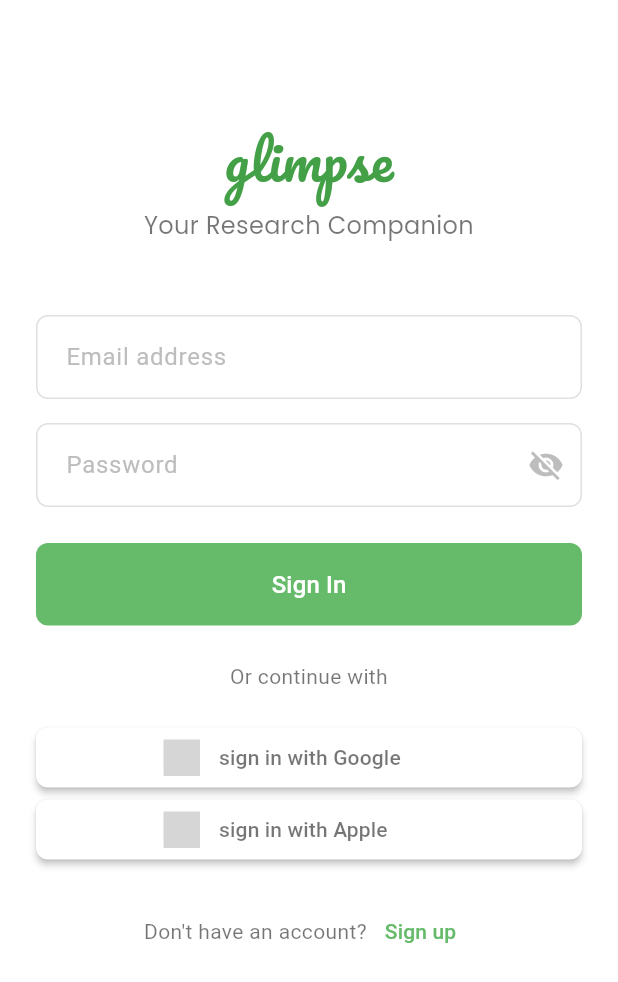
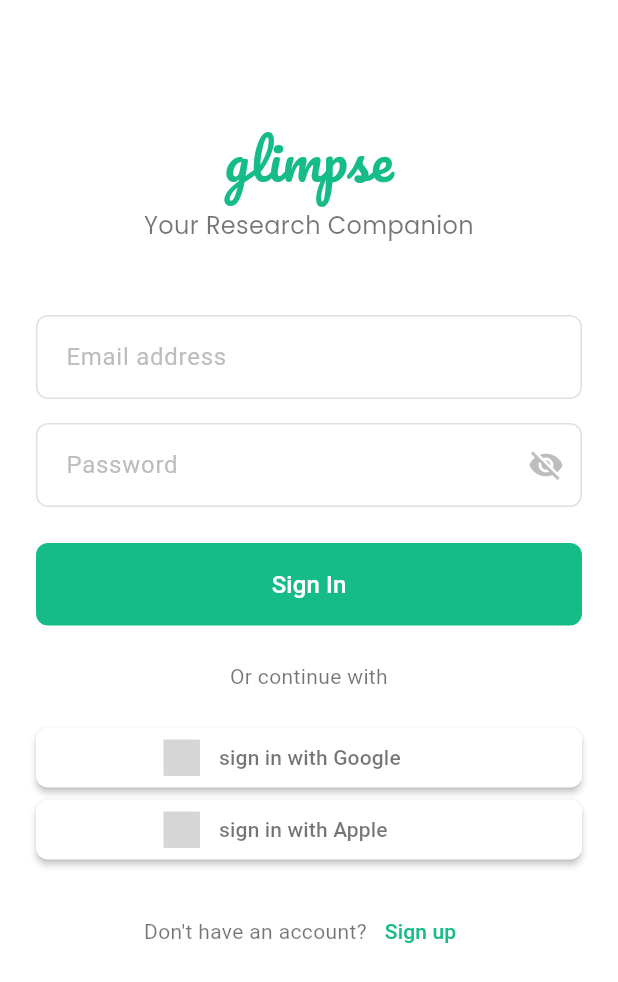
Before and after one commit to minhjih/dailyexp, a Flutter app: the screen it shows after launch, on a phone screen of 412 x 824 dp. Shown: the top 982 px of the screen. Run offline on Flutter 3.47's test engine with Material 3 defaults, Android fonts, the phone set to English and light mode, and no system bars; our stand-ins replace dio, flutter_signin_button, flutter_svg, google_fonts, motion_tab_bar_v2, shared_preferences and 1 more; accounts and stored records are empty; grey boxes are pictures that could not be loaded.

Commit message:
color change to login

```diff
--- a/frontend/lib/screens/auth/login_screen.dart
+++ b/frontend/lib/screens/auth/login_screen.dart
@@ -64,7 +64,7 @@
                   'glimpse',
                   style: GoogleFonts.pacifico(
                     fontSize: 36,
-                    color: const Color(0xFF43A047),
+                    color: AppColors.primary,
                   ),
                   textAlign: TextAlign.center,
                 ),
@@ -145,7 +145,7 @@
                 ElevatedButton(
                   onPressed: _login,
                   style: ElevatedButton.styleFrom(
-                    backgroundColor: Colors.green[400],
+                    backgroundColor: AppColors.primary,
                     foregroundColor: Colors.white,
                     padding: const EdgeInsets.symmetric(vertical: 16),
                     shape: RoundedRectangleBorder(
@@ -185,7 +185,7 @@
                         Navigator.pushNamed(context, '/signup');
                       },
                       style: TextButton.styleFrom(
-                        foregroundColor: Colors.green[400],
+                        foregroundColor: AppColors.primary,
                       ),
                       child: const Text('Sign up'),
                     ),
--- a/frontend/lib/theme/colors.dart
+++ b/frontend/lib/theme/colors.dart
@@ -28,3 +28,7 @@
 // 그라데이션 컬러
 const gradientStart = Color(0xFF4F46E5); // 인디고
 const gradientEnd = Color(0xFF818CF8); // 연한 인디고
+
+class AppColors {
+  static const Color primary = Color(0xFF16BC88);
+}
```
